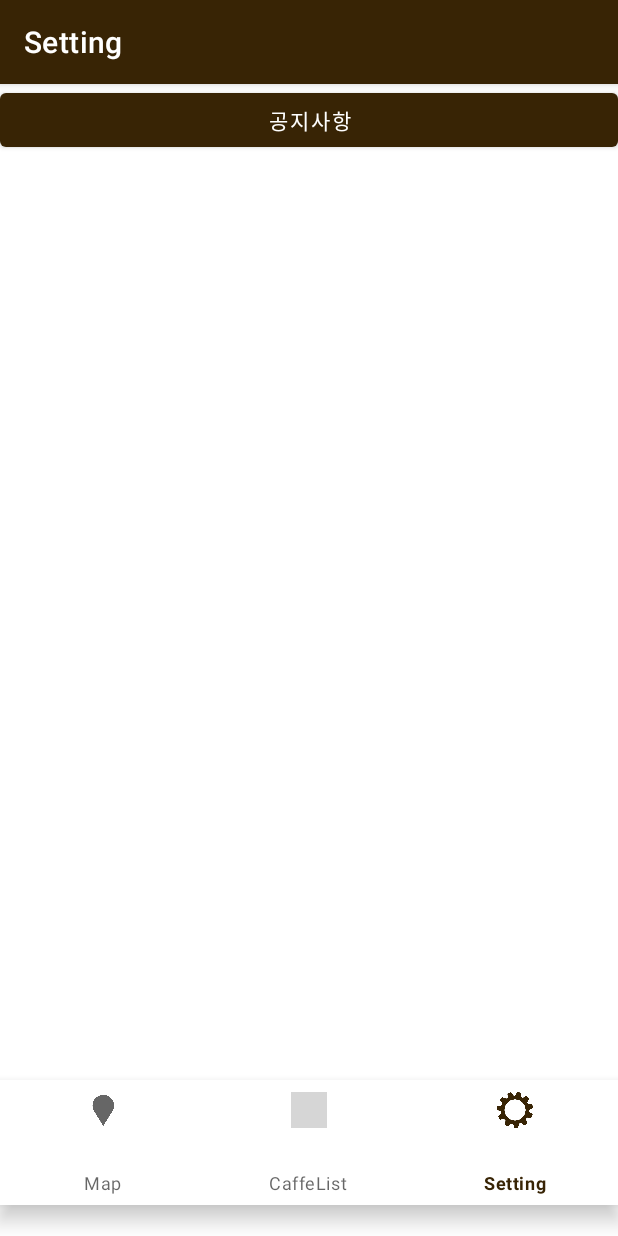
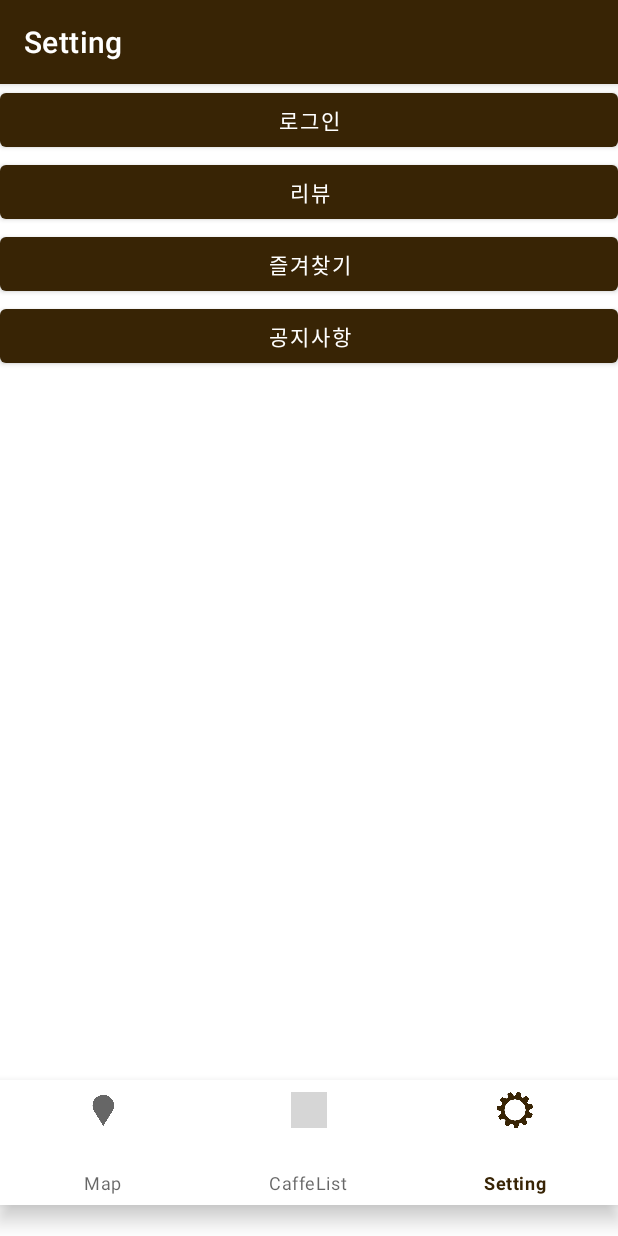
Before and after one commit to saehyen/AndroidApp_project, an Android app: the NotificationsFragment screen opened through its navigation route, on a phone screen of 412 x 824 dp. Run offline under Robolectric (Android 15) with nearby library versions, the phone set to English and light mode, and no system bars; our stand-ins replace navigation-ui; libraries missing offline, so code that uses them is left out: com.yanzhenjie.permission, net.daum.mf; 37 statements that could not run were skipped; grey boxes are pictures that could not be loaded.

Commit message:
버튼 생성 end

```diff
--- a/app/src/main/java/com/example/whatcaffe/ui/dashboard/RecyclerViewAdapter.java
+++ b/app/src/main/java/com/example/whatcaffe/ui/dashboard/RecyclerViewAdapter.java
@@ -72,7 +72,7 @@ public class RecyclerViewAdapter extends RecyclerView.Adapter<RecyclerViewAdapte
             @Override
             public void onClick(View view) {
                 //클릭시 웹검색하게 하자.
-                Intent intent = new Intent(mContext , LogInActivity.class);
+                Intent intent = new Intent(mContext , ItemActivity.class);
                 mContext.startActivity(intent);
 
             }
--- a/app/src/main/java/com/example/whatcaffe/ui/notifications/NotificationsFragment.java
+++ b/app/src/main/java/com/example/whatcaffe/ui/notifications/NotificationsFragment.java
@@ -1,23 +1,20 @@
 package com.example.whatcaffe.ui.notifications;
 
-import android.content.Context;
 import android.content.Intent;
 import android.os.Bundle;
 import android.view.LayoutInflater;
 import android.view.View;
 import android.view.ViewGroup;
-import android.widget.Button;
-import android.widget.TextView;
 
 import androidx.annotation.NonNull;
-import androidx.annotation.Nullable;
 import androidx.fragment.app.Fragment;
-import androidx.lifecycle.Observer;
 import androidx.lifecycle.ViewModelProvider;
 
-import com.example.whatcaffe.MainActivity;
+import com.example.whatcaffe.BookmarkActivity;
+import com.example.whatcaffe.LogInActivity;
 import com.example.whatcaffe.NotificationActivity;
 import com.example.whatcaffe.R;
+import com.example.whatcaffe.ReviewActivity;
 import com.example.whatcaffe.databinding.FragmentNotificationsBinding;
 
 public class NotificationsFragment extends Fragment {
@@ -32,7 +29,31 @@ public class NotificationsFragment extends Fragment {
 
         binding = FragmentNotificationsBinding.inflate(inflater, container, false);
         View root = binding.getRoot();
-        root.findViewById(R.id.Button).setOnClickListener(new View.OnClickListener() {
+        root.findViewById(R.id.button1).setOnClickListener(new View.OnClickListener() {
+            @Override
+            public void onClick(View view) {
+                Intent intent = new Intent(getActivity(), LogInActivity.class);
+                startActivity(intent);
+            }
+        });
+
+        root.findViewById(R.id.button2).setOnClickListener(new View.OnClickListener() {
+            @Override
+            public void onClick(View view) {
+                Intent intent = new Intent(getActivity(), ReviewActivity.class);
+                startActivity(intent);
+            }
+        });
+
+        root.findViewById(R.id.button3).setOnClickListener(new View.OnClickListener() {
+            @Override
+            public void onClick(View view) {
+                Intent intent = new Intent(getActivity(), BookmarkActivity.class);
+                startActivity(intent);
+            }
+        });
+
+        root.findViewById(R.id.button4).setOnClickListener(new View.OnClickListener() {
             @Override
             public void onClick(View view) {
                 Intent intent = new Intent(getActivity(), NotificationActivity.class);
--- a/app/src/main/res/layout/fragment_notifications.xml
+++ b/app/src/main/res/layout/fragment_notifications.xml
@@ -7,7 +7,25 @@
     android:orientation="vertical">
 
     <Button
-        android:id="@+id/Button"
+        android:id="@+id/button1"
+        android:layout_width="match_parent"
+        android:layout_height="wrap_content"
+        android:text="로그인" />
+
+    <Button
+        android:id="@+id/button2"
+        android:layout_width="match_parent"
+        android:layout_height="wrap_content"
+        android:text="리뷰" />
+
+    <Button
+        android:id="@+id/button3"
+        android:layout_width="match_parent"
+        android:layout_height="wrap_content"
+        android:text="즐겨찾기" />
+
+    <Button
+        android:id="@+id/button4"
         android:layout_width="match_parent"
         android:layout_height="wrap_content"
         android:layout_centerInParent="true"
```
Also changed, not shown: app/src/main/res/layout/activity_bookmark.xml (+8 -2 lines), app/src/main/res/layout/activity_notification.xml (+8 -2 lines), app/src/main/res/layout/activity_review.xml (+8 -2 lines), 2 other files.
